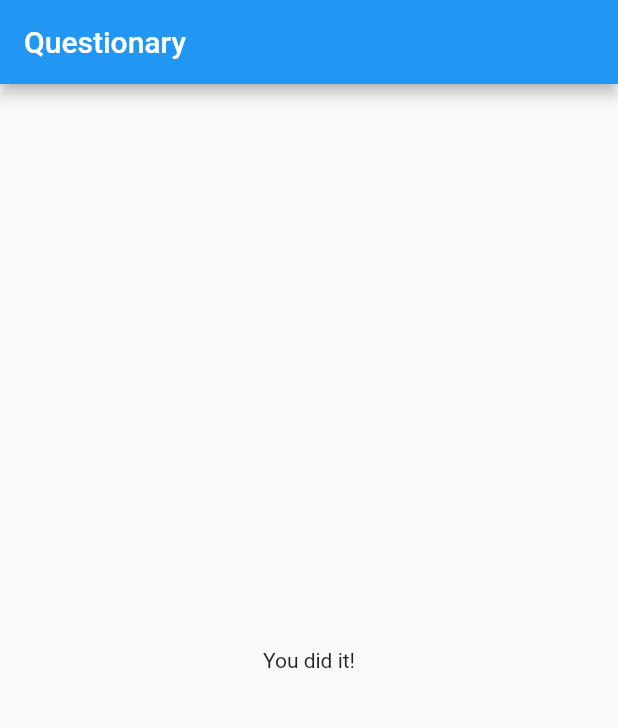
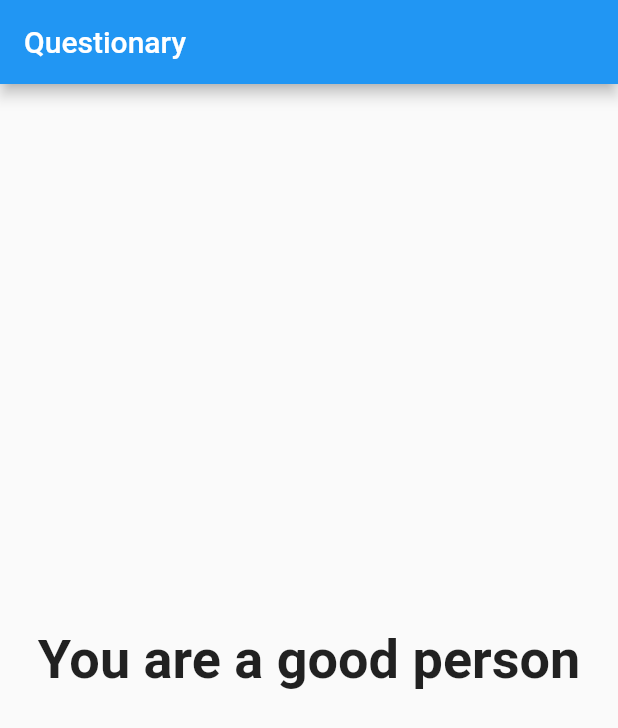
Before and after one commit to NCFUSN/fcc, a Flutter app: the screen it shows after launch, after a tap on "Black", after a tap on "Dog", after a tap on "Thatcher", on a phone screen of 412 x 824 dp. Shown: the top 728 px of the screen. Run offline on Flutter 3.47's test engine with Material 2 defaults, Android fonts, the phone set to English and light mode, and no system bars.

Commit message:
Show quiz results

```diff
--- a/lib/main.dart
+++ b/lib/main.dart
@@ -18,22 +18,42 @@ class AppCore extends StatefulWidget {
 
 class _AppState extends State<AppCore> {
   var _questionIndex = 0;
+  var _totalScore = 0;
   final _questions = const [
     {
       'questionText': "What is your favourite colour?",
-      'answers': ['Black', 'Red', 'Green', 'White'],
+      'answers': [
+        {'text': 'Black', 'score': 5},
+        {'text': 'Red', 'score': 7},
+        {'text': 'Green', 'score': 9},
+        {'text': 'White', 'score': 10}
+      ],
     },
     {
       'questionText': "What's your favourite animal?",
-      'answers': ['Cat', 'Dog', 'Rat', 'Frog'],
+      'answers': [
+        {'text': 'Cat', 'score': 10},
+        {'text': 'Dog', 'score': 7},
+        {'text': 'Rat', 'score': 5},
+        {'text': 'Frog', 'score': 4}
+      ],
     },
     {
       'questionText': "Who is your favourite person?",
-      'answers': ['Lady Diana', 'Mosley', 'Churchill', 'Thatcher'],
+      'answers': [
+        {'text': 'Lady Diana', 'score': 9},
+        {'text': 'Churchill', 'score': 7},
+        {'text': 'Thatcher', 'score': 10},
+        {'text': 'Mosley', 'score': 4}
+      ]
     },
   ];
 
-  void _answerQuestion() {
+  void _answerQuestion(int score) {
+    _totalScore += score;
+
+    print(_totalScore);
+
     if (_questionIndex < _questions.length) {
       print(null.hashCode);
     }
@@ -55,7 +75,9 @@ class _AppState extends State<AppCore> {
               questions: _questions,
               answerQuestion: _answerQuestion,
               questionIndex: _questionIndex)
-              : Result()),
-    );
+          : Result(
+              resultScore: _totalScore,
+            ),
+    ));
   }
 }
--- a/lib/quiz.dart
+++ b/lib/quiz.dart
@@ -19,8 +19,9 @@ class Quiz extends StatelessWidget {
         Question(
           questions[questionIndex]['questionText'],
         ),
-        ...(questions[questionIndex]['answers'] as List<String>).map((answer) {
-          return Answer(answerQuestion, answer);
+        ...(questions[questionIndex]['answers'] as List<Map<String, Object>>)
+            .map((answer) {
+          return Answer(() => answerQuestion(answer['score']), answer['text']);
         }).toList()
       ],
     );
--- a/lib/result.dart
+++ b/lib/result.dart
@@ -1,10 +1,27 @@
 import 'package:flutter/material.dart';
 
 class Result extends StatelessWidget {
+  final int resultScore;
+
+  Result({@required this.resultScore});
+  String get resultPhrase {
+    var resultText = 'You did it!';
+    if (resultScore >= 12) {
+      resultText = 'You are a good person';
+    } else {
+      resultText = 'You are a bloody maniac';
+    }
+    return resultText;
+  }
+
   @override
   Widget build(BuildContext context) {
     return Center(
-      child: Text('You did it!'),
+      child: Text(
+        resultPhrase,
+        style: TextStyle(fontSize: 36, fontWeight: FontWeight.bold),
+        textAlign: TextAlign.center,
+      ),
     );
   }
 }
```
Lines whose indentation alone changed are shown as unchanged.
